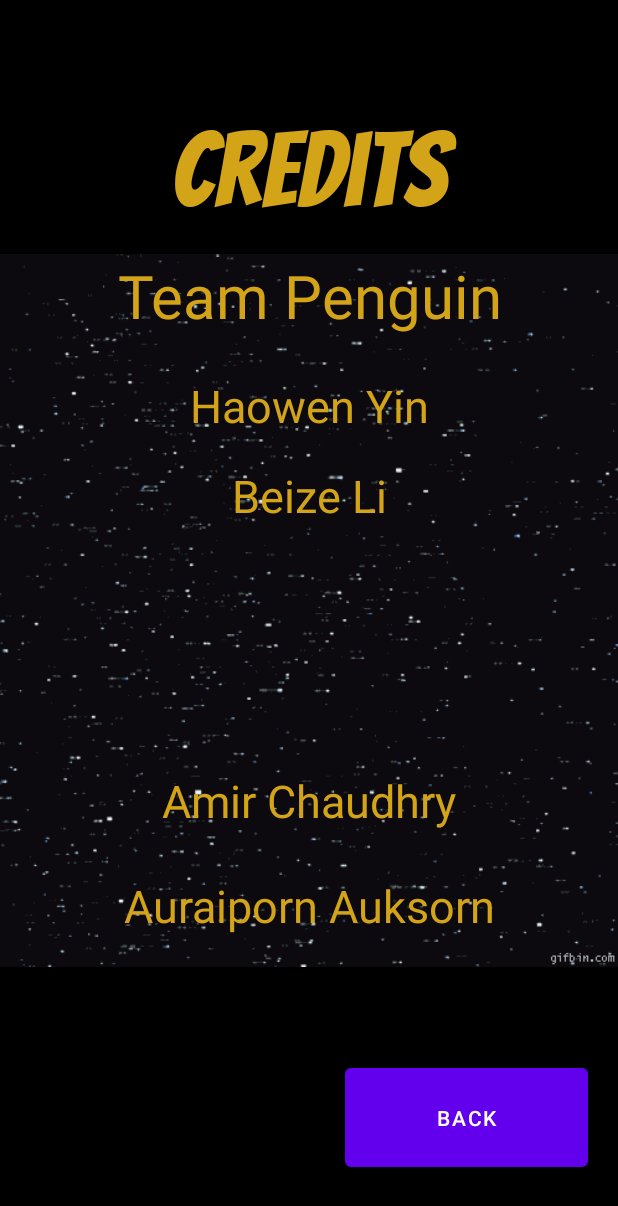
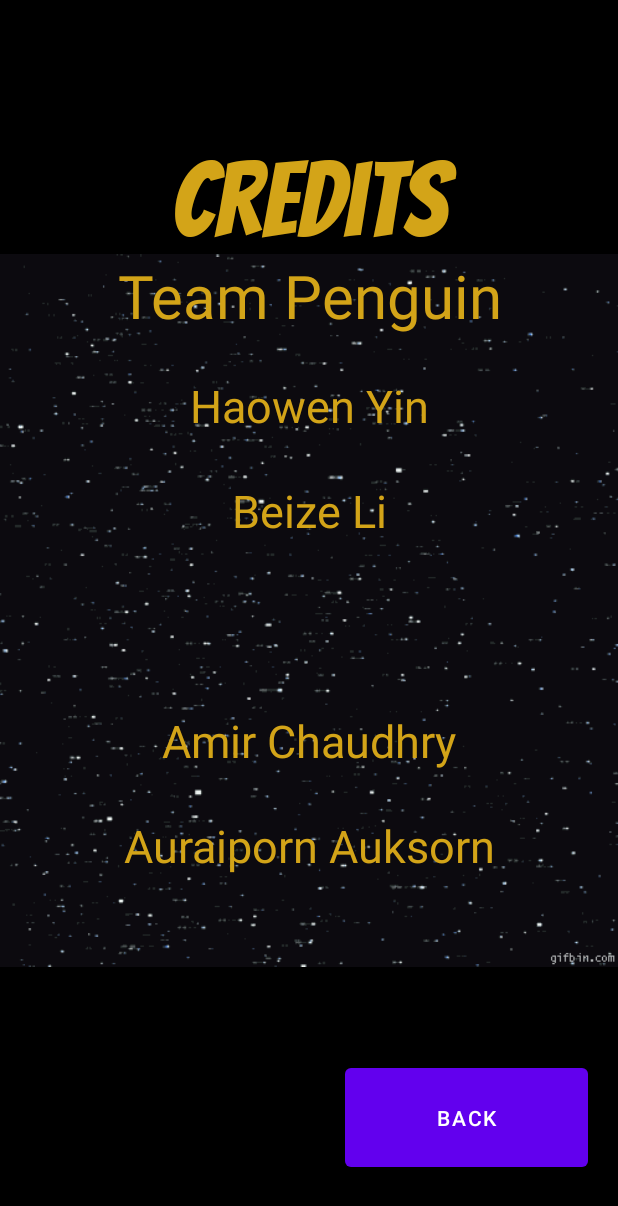
Before and after one commit to Auraiporn/AndroidApp-Concentration, an Android app: the layout activity_credit_screen.xml on its own in the app's theme, with its tools: preview values and no code run, on a phone screen of 412 x 824 dp. Shown: the top 1206 px of the screen. Run offline under Robolectric (Android 15) with nearby library versions, the phone set to English and light mode, and no system bars; Roboto replaces fonts that are not available here.

Commit message:
Implemented landscape mode and changed animation for score and credit screen
Implemented landscape mode for splash, main, score, and credit screen. Added New Game button on game screen and added right to left animation for score and credit screen.

```diff
--- a/Concentration/app/src/main/java/com/example/concentration/MainActivity.java
+++ b/Concentration/app/src/main/java/com/example/concentration/MainActivity.java
@@ -29,6 +29,7 @@ public class MainActivity extends AppCompatActivity {
         topAnim = AnimationUtils.loadAnimation(this, R.anim.top_animation);
         bottomAnim = AnimationUtils.loadAnimation(this,R.anim.bottom_animation);
 
+
         //Hooks
         Button btnPlay = (Button)findViewById(R.id.btnStartGame);
         Button btnScore = (Button)findViewById(R.id.btnHighScore);
@@ -45,12 +46,15 @@ public class MainActivity extends AppCompatActivity {
            @Override
            public void onClick(View v) {
                spawnDialog("Choose the amount of cards","Play");
+                //Open game screen
+           //    openGameScreenActivity();
             }
         });
         //Listener for Credit Button
         btnCredit.setOnClickListener(new View.OnClickListener() {
             @Override
             public void onClick(View v) {
+                // open credit screen
                 openCreditScreenActivity();
             }
         });
@@ -102,6 +106,8 @@ public class MainActivity extends AppCompatActivity {
             @Override
             public void onClick(DialogInterface dialog, int which) {
                 dialog.dismiss();
+                // Open the score screen
+               // openScoreScreenActivity();
             }
         });
         builder.setView(view);
--- a/Concentration/app/src/main/res/layout-land/activity_credit_screen.xml
+++ b/Concentration/app/src/main/res/layout-land/activity_credit_screen.xml
@@ -10,24 +10,28 @@
     <pl.droidsonroids.gif.GifImageView
         android:layout_width="wrap_content"
         android:layout_height="wrap_content"
+        android:layout_alignParentStart="true"
+        android:layout_alignParentEnd="true"
         android:layout_alignParentBottom="true"
-        android:layout_marginBottom="130dp"
-        android:layout_marginTop="10dp"
+        android:layout_marginTop="25dp"
+        android:layout_marginEnd="0dp"
+        android:layout_marginBottom="50dp"
         android:src="@drawable/star" />
 
     <Button
         android:id="@+id/btnback"
-        android:layout_width="255dp"
-        android:layout_height="wrap_content"
+        android:layout_width="350dp"
+        android:layout_height="60dp"
         android:layout_alignParentStart="true"
         android:layout_alignParentEnd="true"
         android:layout_alignParentBottom="true"
-        android:layout_marginStart="456dp"
-        android:layout_marginEnd="20dp"
-        android:layout_marginBottom="5dp"
+        android:layout_marginStart="600dp"
+        android:layout_marginEnd="35dp"
+        android:layout_marginBottom="20dp"
         android:text="Back"
         tools:layout_editor_absoluteX="271dp"
         tools:layout_editor_absoluteY="582dp" />
+
 
     <TextView
         android:id="@+id/Title"
@@ -36,16 +40,16 @@
         android:layout_alignParentStart="true"
         android:layout_alignParentTop="true"
         android:layout_alignParentEnd="true"
+        android:layout_alignParentBottom="true"
         android:layout_centerHorizontal="true"
-        android:layout_marginStart="41dp"
-        android:layout_marginTop="1dp"
-        android:layout_marginEnd="39dp"
+        android:layout_marginStart="35dp"
+        android:layout_marginTop="0dp"
+        android:layout_marginEnd="45dp"
         android:fontFamily="@font/bangers"
         android:text="Credits"
         android:textAlignment="center"
         android:textColor="#D3A418"
-        android:textSize="70sp" />
-
+        android:textSize="60sp" />
 
     <TextView
         android:id="@+id/Team"
@@ -56,13 +60,13 @@
         android:layout_alignParentEnd="true"
         android:layout_centerHorizontal="true"
         android:layout_marginStart="39dp"
-        android:layout_marginTop="98dp"
+        android:layout_marginTop="100dp"
         android:layout_marginEnd="41dp"
         android:fontFamily="@font/alice"
         android:text="Team Penguin"
         android:textAlignment="center"
         android:textColor="#D3A418"
-        android:textSize="40sp" />
+        android:textSize="35sp" />
 
     <TextView
         android:id="@+id/Haowen"
@@ -73,13 +77,13 @@
         android:layout_alignParentEnd="true"
         android:layout_centerHorizontal="true"
         android:layout_marginStart="40dp"
-        android:layout_marginTop="258dp"
+        android:layout_marginTop="150dp"
         android:layout_marginEnd="40dp"
         android:fontFamily="@font/alike"
         android:text="Haowen Yin"
         android:textAlignment="center"
         android:textColor="#D3A418"
-        android:textSize="30sp" />
+        android:textSize="25sp" />
 
     <TextView
         android:id="@+id/Beize"
@@ -89,13 +93,13 @@
         android:layout_alignParentTop="true"
         android:layout_alignParentEnd="true"
         android:layout_marginStart="40dp"
-        android:layout_marginTop="310dp"
+        android:layout_marginTop="192dp"
         android:layout_marginEnd="40dp"
         android:fontFamily="@font/alike"
         android:text="Beize Li"
         android:textAlignment="center"
         android:textColor="#D3A418"
-        android:textSize="30sp" />
+        android:textSize="25sp" />
 
     <TextView
         android:id="@+id/Amir"
@@ -107,12 +111,12 @@
         android:layout_centerHorizontal="true"
         android:layout_marginStart="43dp"
         android:layout_marginEnd="37dp"
-        android:layout_marginBottom="222dp"
+        android:layout_marginBottom="100dp"
         android:fontFamily="@font/alike"
         android:text="Amir Chaudhry"
         android:textAlignment="center"
         android:textColor="#D3A418"
-        android:textSize="30sp" />
+        android:textSize="25sp" />
 
     <TextView
         android:id="@+id/Auraiporn"
@@ -124,12 +128,12 @@
         android:layout_centerInParent="true"
         android:layout_marginStart="44dp"
         android:layout_marginEnd="36dp"
-        android:layout_marginBottom="171dp"
+        android:layout_marginBottom="60dp"
         android:fontFamily="@font/alike"
         android:text="Auraiporn Auksorn"
         android:textAlignment="center"
         android:textColor="#D3A418"
-        android:textSize="30sp" />
+        android:textSize="25sp" />
 
 
 </RelativeLayout>
--- a/Concentration/app/src/main/res/layout/activity_credit_screen.xml
+++ b/Concentration/app/src/main/res/layout/activity_credit_screen.xml
@@ -37,7 +37,7 @@
         android:layout_alignParentTop="true"
         android:layout_alignParentEnd="true"
         android:layout_marginStart="40dp"
-        android:layout_marginTop="40dp"
+        android:layout_marginTop="60dp"
         android:layout_marginEnd="40dp"
         android:fontFamily="@font/bangers"
         android:text="Credits"
@@ -86,7 +86,7 @@
         android:layout_alignParentTop="true"
         android:layout_alignParentEnd="true"
         android:layout_marginStart="40dp"
-        android:layout_marginTop="310dp"
+        android:layout_marginTop="320dp"
         android:layout_marginEnd="40dp"
         android:fontFamily="@font/alike"
         android:text="Beize Li"
@@ -103,7 +103,7 @@
         android:layout_alignParentBottom="true"
         android:layout_marginStart="40dp"
         android:layout_marginEnd="40dp"
-        android:layout_marginBottom="270dp"
+        android:layout_marginBottom="310dp"
         android:fontFamily="@font/alike"
         android:text="Amir Chaudhry"
         android:textAlignment="center"
@@ -119,7 +119,7 @@
         android:layout_alignParentBottom="true"
         android:layout_marginStart="40dp"
         android:layout_marginEnd="40dp"
-        android:layout_marginBottom="200dp"
+        android:layout_marginBottom="240dp"
         android:fontFamily="@font/alike"
         android:text="Auraiporn Auksorn"
         android:textAlignment="center"
--- a/Concentration/app/src/main/res/values/themes.xml
+++ b/Concentration/app/src/main/res/values/themes.xml
@@ -1,6 +1,6 @@
 <resources xmlns:tools="http://schemas.android.com/tools">
     <!-- Base application theme. -->
-    <style name="Theme.Concentration" parent="Theme.MaterialComponents.DayNight.DarkActionBar">
+    <style name="Theme.Concentration" parent="Theme.MaterialComponents.DayNight.NoActionBar">
         <!-- Primary brand color. -->
         <item name="colorPrimary">@color/purple_500</item>
         <item name="colorPrimaryVariant">@color/purple_700</item>
```
Also changed, not shown: Concentration/app/src/main/java/com/example/concentration/CreditScreenActivity.java (+10 -10 lines), Concentration/app/src/main/java/com/example/concentration/ScoreScreenActivity.java (+4 -5 lines), Concentration/app/src/main/res/anim/right_animation.xml (added, +8 -0 lines), Concentration/app/src/main/res/layout-land/activity_main.xml (+17 -17 lines), Concentration/app/src/main/res/layout-land/activity_score_screen.xml (+14 -11 lines), Concentration/app/src/main/res/layout/activity_game_screen.xml (+42 -17 lines).
